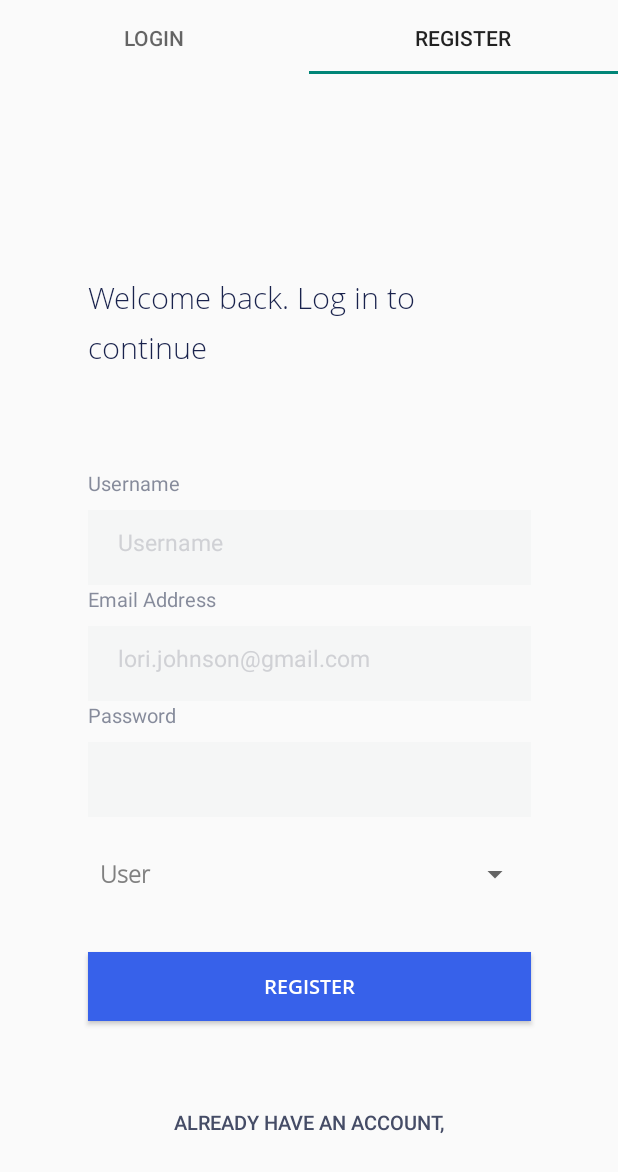
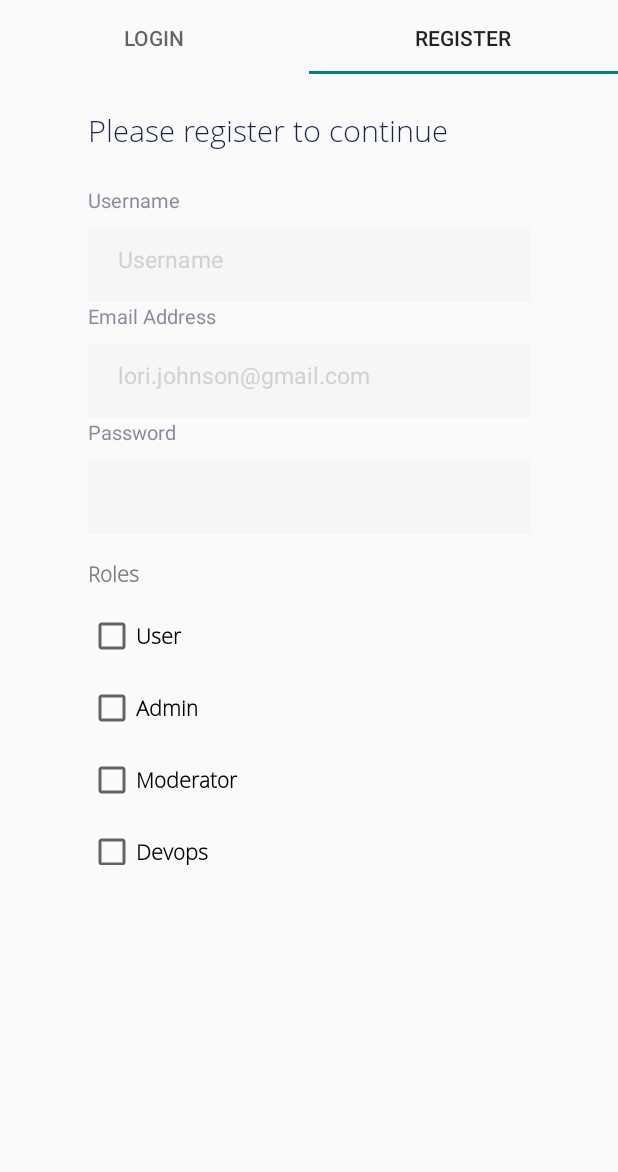
Before and after one commit to ahmed-zekri/android_mvvm_best_pratices, an Android app: the screen it shows after launch (AuthenticationActivity), tab 2 chosen, on a phone screen of 412 x 824 dp. Shown: the top 1172 px of the screen. Run offline under Robolectric (Android 15) with nearby library versions, the phone set to English and light mode, and no system bars; our stand-ins replace Dagger/Hilt's generated code, data binding.

```diff
--- a/app/src/main/java/com/example/android_mvvm_best_pratices/data/Resource.kt
+++ b/app/src/main/java/com/example/android_mvvm_best_pratices/data/Resource.kt
@@ -7,12 +7,12 @@ sealed class Resource<T>(
     val data: T? = null,
     val error: Int? = null,
     val message: String? = null,
-    val loading: Int = View.INVISIBLE,
+    val loading: Boolean = false,
     val idle: Boolean = false
 ) {
 
     class Success<T>(data: T) : Resource<T>(data = data)
-    class Loading<T> : Resource<T>(loading = View.VISIBLE)
+    class Loading<T> : Resource<T>(loading = true)
     class InternetError<T>(error: Int?, message: String?) :
         Resource<T>(error = error, message = message)
 
--- a/app/src/main/java/com/example/android_mvvm_best_pratices/data/dto/authentication/RegisterRequest.kt
+++ b/app/src/main/java/com/example/android_mvvm_best_pratices/data/dto/authentication/RegisterRequest.kt
@@ -10,7 +10,7 @@ data class RegisterRequest(
     var email: String = "",
 
 
-    var role: String = "",
+    var role: Int = 0,
 
 
     )
--- a/app/src/main/java/com/example/android_mvvm_best_pratices/ui/component/authentication/fragment/register/RegisterFragment.kt
+++ b/app/src/main/java/com/example/android_mvvm_best_pratices/ui/component/authentication/fragment/register/RegisterFragment.kt
@@ -23,8 +23,9 @@ class RegisterFragment : BaseFragment() {
 
     private val viewModel: RegisterViewModel by viewModels()
 
+
     override fun observeViewModel() {
-        viewModel.registerStatus.observe(this) {
+        viewModel.registerStatus.observe(this.viewLifecycleOwner) {
             if (it.data != null) {
                 val tabLayout: TabLayout =
                     (requireActivity() as AuthenticationActivity).binding.tabLayout
@@ -38,42 +39,9 @@ class RegisterFragment : BaseFragment() {
         binding = FragmentRegisterBinding.inflate(layoutInflater)
 
         binding.loginViewModel = viewModel
-        binding.lifecycleOwner = this
-        context?.let {
-            ArrayAdapter.createFromResource(
-                it,
-                R.array.roles,
-                android.R.layout.simple_spinner_item
-            ).also { adapter ->
-                // Specify the layout to use when the list of choices appears
-                adapter.setDropDownViewResource(android.R.layout.simple_spinner_dropdown_item)
-                // Apply the adapter to the spinner
-                binding.spinner.adapter = adapter
-
-                val typeface = ResourcesCompat.getFont(requireContext(), R.font.font_opensans_light)
-                binding.spinner.onItemSelectedListener = object : AdapterView.OnItemClickListener,
-                    AdapterView.OnItemSelectedListener {
-                    override fun onItemClick(p0: AdapterView<*>?, p1: View?, p2: Int, p3: Long) {
-
-                    }
-
-                    override fun onItemSelected(p0: AdapterView<*>?, p1: View?, p2: Int, p3: Long) {
-                        val textView = p0?.getChildAt(0) as TextView
-                        textView.typeface = typeface
-                        textView.setTextColor(requireActivity().getColor(R.color.gray))
-                        textView.setTypeface(textView.typeface, Typeface.BOLD)
+        binding.lifecycleOwner = viewLifecycleOwner
 
 
-                    }
-
-                    override fun onNothingSelected(p0: AdapterView<*>?) {
-
-                    }
-
-
-                }
-            }
-        }
         return binding.root
 
     }
--- a/app/src/main/java/com/example/android_mvvm_best_pratices/ui/component/authentication/fragment/register/RegisterViewModel.kt
+++ b/app/src/main/java/com/example/android_mvvm_best_pratices/ui/component/authentication/fragment/register/RegisterViewModel.kt
@@ -17,26 +17,32 @@ import javax.inject.Inject
 class RegisterViewModel @Inject constructor(private val dataRepository: DataRepository) :
     BaseViewModel() {
 
+    private var attempted = false
     val registerRequest = RegisterRequest()
     val registerStatus = MutableLiveData<Resource<User>>()
 
 
     init {
         registerStatus.postValue(Resource.Idle())
+
     }
 
     fun correctInputs(): Boolean {
-
+        if (!attempted)
+            return true
 
         return registerRequest.email.isNotEmpty() && registerRequest.password.isNotEmpty() && registerRequest.username.isNotEmpty()
 
     }
 
     fun doRegister() {
+        attempted = true
+        registerStatus.postValue(Resource.Loading())
+        if (!correctInputs()) {
+            registerStatus.postValue(Resource.Idle())
+            return
+        }
 
-        registerStatus.postValue(Resource.Loading())
-        if (!correctInputs())
-            return
         viewModelScope.launch {
             dataRepository.doRegister(registerRequest).collect {
 
--- a/app/src/main/res/layout/activity_authentication.xml
+++ b/app/src/main/res/layout/activity_authentication.xml
@@ -23,8 +23,6 @@
         android:layout_height="wrap_content"
         android:layout_marginStart="1dp"
         android:layout_marginEnd="1dp"
-        android:layout_marginBottom="1dp"
-        app:layout_constraintBottom_toBottomOf="parent"
         app:layout_constraintEnd_toEndOf="parent"
         app:layout_constraintStart_toStartOf="parent"
         app:layout_constraintTop_toBottomOf="@+id/tabLayout" />
--- a/app/src/main/res/layout/fragment_register.xml
+++ b/app/src/main/res/layout/fragment_register.xml
@@ -23,7 +23,7 @@
             android:id="@+id/button_two_button"
             android:layout_width="295dp"
             android:layout_height="46dp"
-            android:layout_marginTop="40dp"
+            android:layout_marginTop="28dp"
             android:background="@drawable/bank2_log_in_activity_button_two_button_ripple"
             android:fontFamily="@font/font_opensans_semibold"
             android:gravity="center"
@@ -41,7 +41,7 @@
             android:id="@+id/don_thave_an_accoun_button"
             android:layout_width="193dp"
             android:layout_height="20dp"
-            android:layout_marginTop="58dp"
+            android:layout_marginTop="16dp"
             android:background="?attr/selectableItemBackground"
             android:gravity="center"
             android:text="@string/already_have_an_account"
@@ -49,33 +49,34 @@
             android:textSize="13sp"
             app:layout_constraintLeft_toLeftOf="parent"
             app:layout_constraintRight_toRightOf="parent"
-            app:layout_constraintTop_toBottomOf="@+id/button_two_button"
+            app:layout_constraintTop_toBottomOf="@+id/info_text"
             tools:layout_editor_absoluteX="91dp"
             tools:layout_editor_absoluteY="440dp" />
+
 
         <TextView
             android:id="@+id/welcom_back_log_in_text_view"
             android:layout_width="295dp"
             android:layout_height="wrap_content"
-            android:layout_marginTop="26dp"
+
             android:fontFamily="@font/font_opensans_light"
             android:gravity="start"
             android:lineSpacingMultiplier="1.5"
-            android:text="@string/welcom_back_log_in_to_continue_with_ronnystudio_ui_for_android"
+            android:text="@string/register_to_continue"
             android:textColor="#19224C"
             android:textSize="20sp"
-            app:layout_constraintBottom_toBottomOf="parent"
+         android:layout_marginTop="24dp"
             app:layout_constraintLeft_toLeftOf="parent"
             app:layout_constraintRight_toRightOf="parent"
 
             app:layout_constraintTop_toTopOf="parent"
-            app:layout_constraintVertical_bias="0.07999998" />
+         />
 
         <androidx.constraintlayout.widget.ConstraintLayout
             android:id="@+id/inputs_constraint_layout"
             android:layout_width="295dp"
             android:layout_height="wrap_content"
-            android:layout_marginTop="68dp"
+            android:layout_marginTop="24dp"
             app:layout_constraintLeft_toLeftOf="parent"
             app:layout_constraintRight_toRightOf="parent"
             app:layout_constraintTop_toBottomOf="@+id/welcom_back_log_in_text_view"
@@ -264,30 +265,85 @@
 
             </androidx.constraintlayout.widget.ConstraintLayout>
 
-            <Spinner
-                android:id="@+id/spinner"
+            <TextView
+                android:id="@+id/roles_label"
                 android:layout_width="0dp"
                 android:layout_height="wrap_content"
-                android:layout_marginTop="25dp"
+                android:layout_marginTop="16dp"
+                android:text="@string/roles"
                 android:theme="@style/SpinnerTheme"
                 app:layout_constraintEnd_toEndOf="parent"
                 app:layout_constraintStart_toStartOf="parent"
                 app:layout_constraintTop_toBottomOf="@+id/password_layout" />
+
+            <CheckBox
+                android:id="@+id/user_role"
+                android:layout_width="0dp"
+                android:layout_height="wrap_content"
+                android:layout_marginTop="16dp"
+                android:text="@string/user_role"
+                android:theme="@style/SpinnerTheme"
+                app:layout_constraintEnd_toEndOf="parent"
+                app:layout_constraintStart_toStartOf="parent"
+                app:layout_constraintTop_toBottomOf="@+id/roles_label" />
+
+            <CheckBox
+                android:id="@+id/admin_role"
+                android:layout_width="0dp"
+                android:layout_height="wrap_content"
+                android:layout_marginTop="16dp"
+                android:text="@string/admin_role"
+                android:theme="@style/SpinnerTheme"
+                app:layout_constraintEnd_toEndOf="parent"
+                app:layout_constraintStart_toStartOf="parent"
+                app:layout_constraintTop_toBottomOf="@+id/user_role" />
+
+            <CheckBox
+                android:id="@+id/moderator_role"
+                android:layout_width="0dp"
+                android:layout_height="wrap_content"
+                android:layout_marginTop="16dp"
+                android:text="@string/moderator_role"
+                android:theme="@style/SpinnerTheme"
+                app:layout_constraintEnd_toEndOf="parent"
+                app:layout_constraintStart_toStartOf="parent"
+                app:layout_constraintTop_toBottomOf="@+id/admin_role" />
+
+            <CheckBox
+                android:id="@+id/devops_role"
+                android:layout_width="0dp"
+                android:layout_height="wrap_content"
+                android:layout_marginTop="16dp"
+                android:text="@string/devops_role"
+                android:theme="@style/SpinnerTheme"
+                app:layout_constraintEnd_toEndOf="parent"
+                app:layout_constraintStart_toStartOf="parent"
+                app:layout_constraintTop_toBottomOf="@+id/moderator_role" />
         </androidx.constraintlayout.widget.ConstraintLayout>
 
 
         <TextView
+            android:id="@+id/info_text"
             android:layout_width="wrap_content"
             android:layout_height="wrap_content"
-            android:layout_marginTop="24dp"
+            android:layout_marginTop="16dp"
             android:fontFamily="@font/font_opensans_light"
             android:text="@{!loginViewModel.correctInputs()?`Empty field`:(loginViewModel.registerStatus.data==null?loginViewModel.registerStatus.message:loginViewModel.registerRequest.username+ ` created successfully`)}"
             android:textColor="@{loginViewModel.registerStatus.data==null?@color/red:@color/green}"
             android:textStyle="bold"
-            android:visibility="@{loginViewModel.registerStatus.idle?View.INVISIBLE:View.VISIBLE}"
+
             app:layout_constraintEnd_toEndOf="@+id/button_two_button"
             app:layout_constraintStart_toStartOf="@+id/button_two_button"
             app:layout_constraintTop_toBottomOf="@+id/button_two_button" />
+
+        <ProgressBar
+            android:layout_width="wrap_content"
+            android:layout_height="wrap_content"
+            android:visibility="@{loginViewModel.registerStatus.loading?View.VISIBLE:View.INVISIBLE}"
+            app:layout_constraintBottom_toBottomOf="parent"
+            app:layout_constraintEnd_toEndOf="parent"
+            app:layout_constraintStart_toStartOf="parent"
+            app:layout_constraintTop_toTopOf="parent" />
     </androidx.constraintlayout.widget.ConstraintLayout>
 
 
--- a/app/src/main/res/values/strings.xml
+++ b/app/src/main/res/values/strings.xml
@@ -39,10 +39,17 @@
     <string name="already_have_an_account">Already have an account, login</string>
     <string name="register">Register</string>
     <string name="username">Username</string>
+    <string name="register_to_continue">Please register to continue</string>
+    <string name="user_role">User</string>
+    <string name="roles">Roles</string>
+    <string name="admin_role">Admin</string>
+    <string name="moderator_role">Moderator</string>
+    <string name="devops_role">Devops</string>
     <string-array name="roles">
         <item>User</item>
         <item>Admin</item>
         <item>Moderator</item>
+        <item>Devops</item>
 
     </string-array>
 </resources>
```
